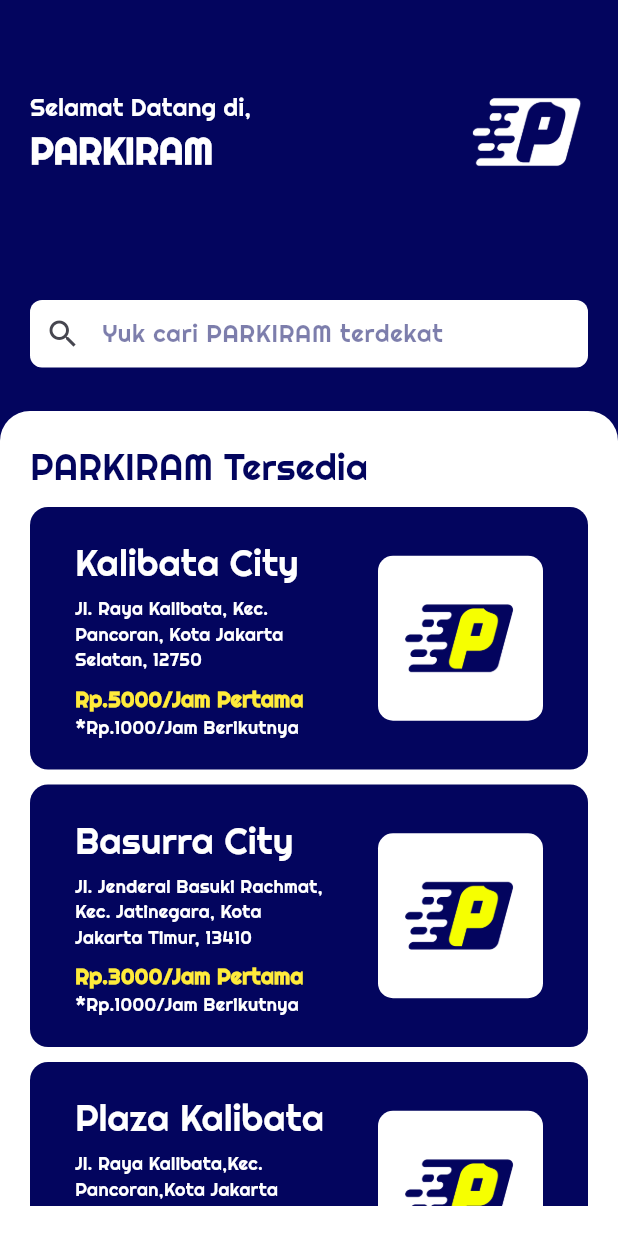
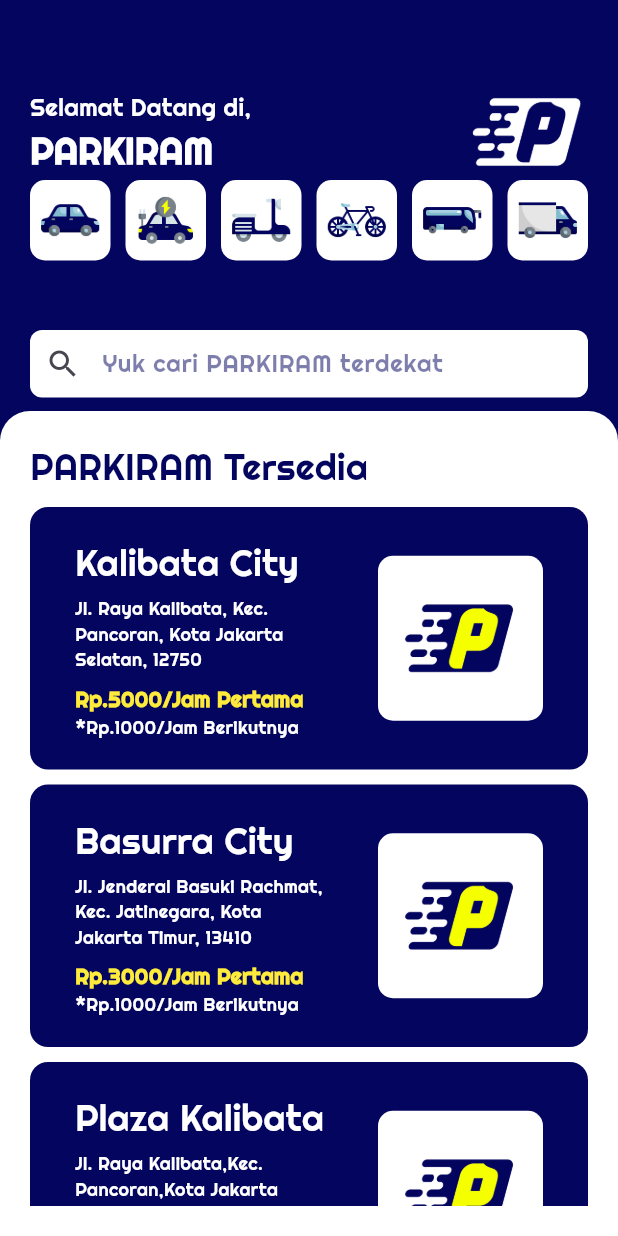
Before and after one commit to xramadhann/Parkiram, a Flutter app: the screen it shows after launch, on a phone screen of 412 x 824 dp. Run offline on Flutter 3.47's test engine with Material 3 defaults, Android fonts, the phone set to English and light mode, and no system bars; our stand-ins replace google_fonts.

```diff
--- a/parkiram/lib/HomePage.dart
+++ b/parkiram/lib/HomePage.dart
@@ -1,3 +1,5 @@
+// ignore_for_file: file_names
+
 import 'package:flutter/material.dart';
 import 'package:google_fonts/google_fonts.dart';
 
@@ -7,6 +9,15 @@ class HomePage extends StatefulWidget {
   @override
   State<HomePage> createState() => _HomePageState();
 }
+
+List<String> imageAssets = [
+  'assets/images/IconFilter/car.png',
+  'assets/images/IconFilter/electric-car.png',
+  'assets/images/IconFilter/scooter.png',
+  'assets/images/IconFilter/bicycle.png',
+  'assets/images/IconFilter/bus.png',
+  'assets/images/IconFilter/truck.png',
+];
 
 class _HomePageState extends State<HomePage> {
   @override
@@ -21,9 +32,36 @@ class _HomePageState extends State<HomePage> {
             height: constraints.maxHeight,
             child: Stack(
               children: [
-                // TextField Search
                 Positioned(
-                  top: 200,
+                  top: 120,
+                  left: 20,
+                  right: 20,
+                  child: SizedBox(
+                    height: 120,
+                    child: GridView.count(
+                      crossAxisCount: 6,
+                      crossAxisSpacing: 10,
+                      mainAxisSpacing: 10,
+                      children: List.generate(6, (index) {
+                        return Container(
+                          decoration: BoxDecoration(
+                            borderRadius: BorderRadius.circular(10),
+                            color: Colors.white,
+                          ),
+                          child: Center(
+                            child: Image.asset(
+                              imageAssets[index],
+                              width: 40,
+                              height: 40,
+                            ),
+                          ),
+                        );
+                      }),
+                    ),
+                  ),
+                ),
+                Positioned(
+                  top: 220,
                   left: 20,
                   right: 20,
                   child: SizedBox(
@@ -123,7 +161,6 @@ class _HomePageState extends State<HomePage> {
                   ),
                 ),
 
-                // Header
                 Positioned(
                   top: 60,
                   left: 20,
@@ -155,7 +192,7 @@ class _HomePageState extends State<HomePage> {
                   top: 48,
                   right: 20,
                   child: Image.asset(
-                    'assets/images/LogoPutihBiru.png',
+                    'assets/images/Logo/LogoPutihBiru.png',
                     height: 80,
                   ),
                 ),
@@ -243,7 +280,7 @@ class ParkingCard extends StatelessWidget {
             ),
             child: Center(
               child: Image.asset(
-                'assets/images/Logo.png',
+                'assets/images/Logo/Logo.png',
                 width: 80,
               ),
             ),
--- a/parkiram/pubspec.yaml
+++ b/parkiram/pubspec.yaml
@@ -62,6 +62,8 @@ flutter:
   # To add assets to your application, add an assets section, like this:
   assets:
     - assets/images/
+    - assets/images/Logo/
+    - assets/images/IconFilter/
 
 
   # An image asset can refer to one or more resolution-specific "variants", see
```
Also changed, not shown: parkiram/assets/images/IconFilter/bicycle.png (added), parkiram/assets/images/IconFilter/bus.png (added), parkiram/assets/images/IconFilter/car.png (added), parkiram/assets/images/IconFilter/electric-car.png (added), parkiram/assets/images/IconFilter/scooter.png (added), parkiram/assets/images/IconFilter/truck.png (added), parkiram/assets/images/Logo/Logo.png (renamed from parkiram/assets/images/Logo.png), parkiram/assets/images/Logo/LogoKuning.png (renamed from parkiram/assets/images/LogoKuning.png), parkiram/assets/images/Logo/LogoKuningPutih.png (renamed from parkiram/assets/images/LogoKuningPutih.png), parkiram/assets/images/Logo/LogoPutih.png (renamed from parkiram/assets/images/LogoPutih.png), parkiram/assets/images/Logo/LogoPutihBiru.png (renamed from parkiram/assets/images/LogoPutihBiru.png).
